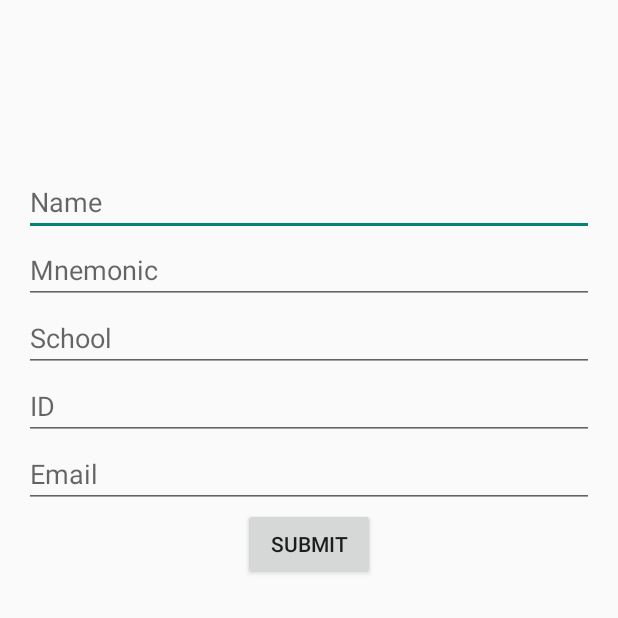
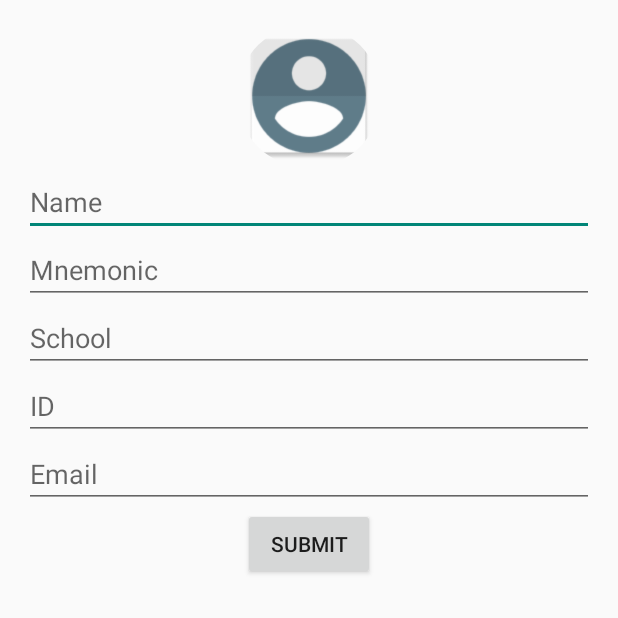
Before and after one commit to pedrosobral/face-match-roster, an Android app: the StudentLogin screen opened directly, with no data from a screen before it, on a phone screen of 412 x 824 dp, the top half of it. Run offline under Robolectric (Android 15) with nearby library versions, the phone set to English and light mode, and no system bars; our stand-ins replace CircleImageView; libraries missing offline, so code that uses them is left out: com.amazonaws.auth, com.amazonaws.mobileconnectors, com.amazonaws.regions, com.amazonaws.services.

Commit message:
Add provisory default image profile

```diff
--- a/app/src/main/res/layout/activity_student_loggin.xml
+++ b/app/src/main/res/layout/activity_student_loggin.xml
@@ -14,6 +14,7 @@
         android:id="@+id/imageView"
         android:layout_width="96dp"
         android:layout_height="96dp"
+        android:src="@drawable/profile_default"
         app:border_width="2dp"
         app:border_color="#FF000000"
         android:layout_gravity="center_horizontal"/>
```
Also changed, not shown: app/src/main/res/drawable/profile_default.png (added).
